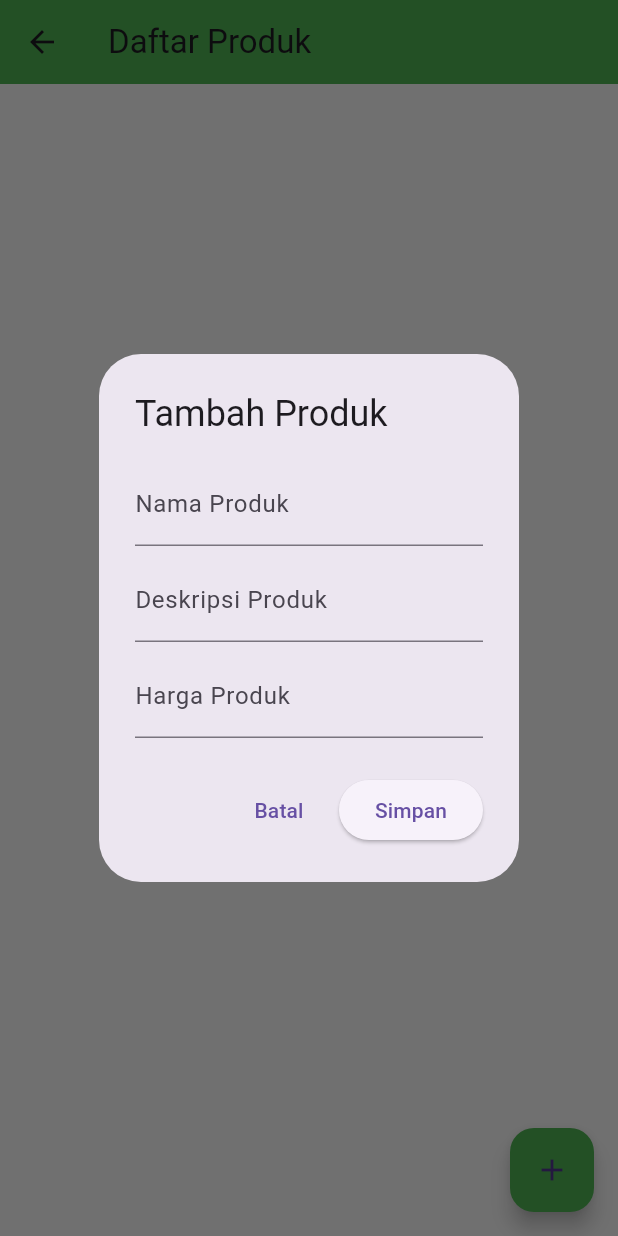
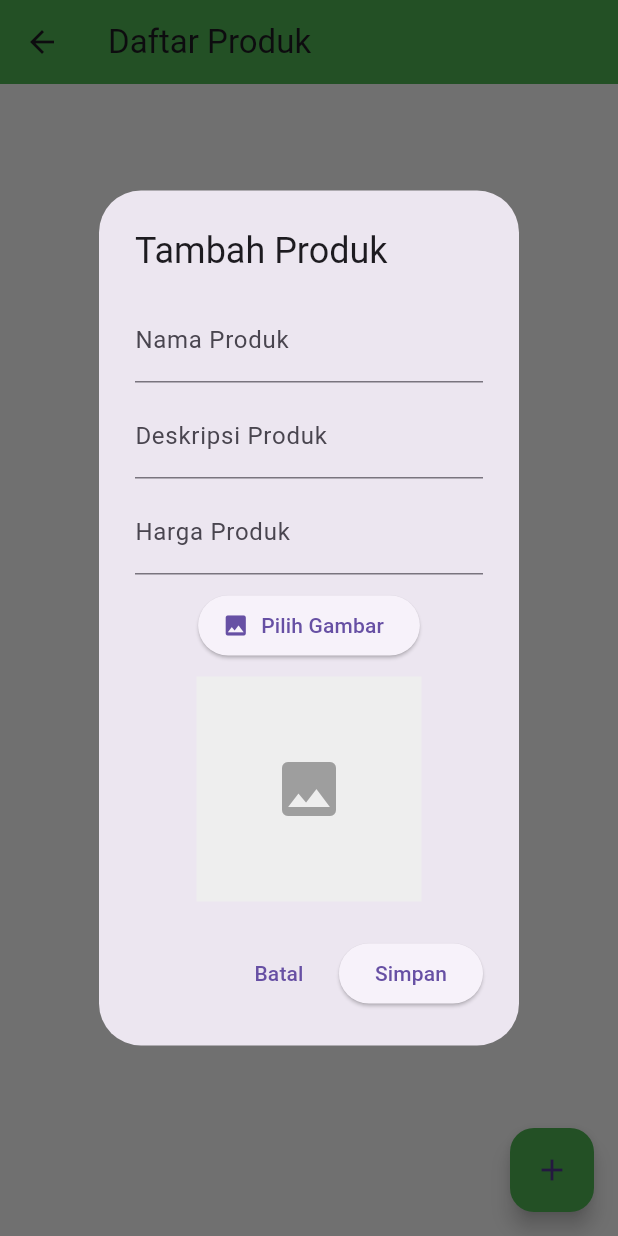
Before and after one commit to Fadils-m/pertemuan10_2306074, a Flutter app: the ProductPage screen opened directly, after a tap on the "add" icon, on a phone screen of 412 x 824 dp. Run offline on Flutter 3.47's test engine with Material 3 defaults, Android fonts, the phone set to English and light mode, and no system bars; our stand-ins replace image_picker, shared_preferences; accounts and stored records are empty.

Commit message:
feat: add upload image feature

```diff
--- a/lib/Models/product_model.dart
+++ b/lib/Models/product_model.dart
@@ -1,14 +1,17 @@
 import 'dart:convert';
-
+// ini sialisasi variable nya
 class ProductModel {
   final String name;
   final String description;
   final double price;
+  final String image;
 
+//constraktornya
   ProductModel({
     required this.name,
     required this.description,
     required this.price,
+    required this.image,
   });
 
   // object to map
@@ -17,6 +20,7 @@ class ProductModel {
       'name': name,
       'description': description,
       'price': price,
+      'image': image,
     };
   }
 
@@ -36,6 +40,7 @@ class ProductModel {
       name: map['name']?.toString() ?? '',
       description: map['description']?.toString() ?? '',
       price: parsedPrice,
+      image: map['image']?.toString() ?? '',
     );
   }
 
--- a/lib/pages/product_page.dart
+++ b/lib/pages/product_page.dart
@@ -3,6 +3,9 @@ import 'package:shared_preferences/shared_preferences.dart';
 import '../Models/product_model.dart';
 import '../widgets/product_card.dart';
 import 'product_detail_page.dart';
+import 'package:image_picker/image_picker.dart';
+import 'dart:convert';
+import 'dart:typed_data';
 
 class ProductPage extends StatefulWidget {
   const ProductPage({super.key});
@@ -12,7 +15,6 @@ class ProductPage extends StatefulWidget {
 }
 
 class _ProductPageState extends State<ProductPage> {
-
   List<ProductModel> products = [];
 
   @override
@@ -21,12 +23,13 @@ class _ProductPageState extends State<ProductPage> {
     loadProducts();
   }
 
-
   Future<void> loadProducts() async {
     final prefs = await SharedPreferences.getInstance();
     final productsList = prefs.getStringList('products') ?? [];
     setState(() {
-      products = productsList.map((item) => ProductModel.fromJson(item)).toList();
+      products = productsList
+          .map((item) => ProductModel.fromJson(item))
+          .toList();
     });
   }
 
@@ -54,15 +57,82 @@ class _ProductPageState extends State<ProductPage> {
     setState(() => products.removeAt(index));
     await saveProducts();
     if (!mounted) return;
-    ScaffoldMessenger.of(context).showSnackBar(
-      const SnackBar(content: Text('Produk berhasil dihapus')),
-    );
+    ScaffoldMessenger.of(
+      context,
+    ).showSnackBar(const SnackBar(content: Text('Produk berhasil dihapus')));
+  }
+
+  Future<String> convertImageToBase64(XFile image) async {
+    Uint8List bytes = await image.readAsBytes();
+    return base64Encode(bytes);
   }
 
   void showForm({ProductModel? product, int? index}) {
-    final nameController = TextEditingController(text: product?.name ?? '');
-    final descriptionController = TextEditingController(text: product?.description ?? '');
-    final priceController = TextEditingController(text: product != null ? product.price.toString() : '');
+    TextEditingController nameController = TextEditingController(
+      text: product?.name ?? '',
+    );
+    TextEditingController descriptionController = TextEditingController(
+      text: product?.description ?? '',
+    );
+    TextEditingController priceController = TextEditingController(
+      text: product != null ? product.price.toString() : '',
+    );
+    TextEditingController imageController = TextEditingController(
+      text: product?.image ?? '',
+    );
+
+    XFile? selectedImage;
+    final ImagePicker picker = ImagePicker();
+
+    //metod untuk memilih gambar dari galeri
+    Future<void> pickImage() async {
+      final XFile? image = await picker.pickImage(source: ImageSource.gallery);
+
+      if (image != null) {
+        setState(() {
+          selectedImage = image;
+          imageController.text = image.path;
+        });
+      }
+    }
+
+    Widget buildPreviewImage() {
+      // jika gambar baru dipilih, maka tampilkan gambar tersebut
+      if (selectedImage != null) {
+        return FutureBuilder<Uint8List>(
+          future: selectedImage!.readAsBytes(),
+          builder: (context, snapshot) {
+            if (!snapshot.hasData) {
+              return const CircularProgressIndicator();
+            }
+
+            return Image.memory(
+              snapshot.data!,
+              width: 150,
+              height: 150,
+              fit: BoxFit.cover,
+            );
+          },
+        );
+      }
+
+      //jika gambar sudah ada di produk, maka tampilkan gambar tersebut
+      if (product?.image.isNotEmpty ?? false) {
+        return Image.memory(
+          base64Decode(product!.image),
+          width: 150,
+          height: 150,
+          fit: BoxFit.cover,
+        );
+      }
+
+      return Container(
+        width: 150,
+        height: 150,
+        color: Colors.grey[200],
+        child: const Icon(Icons.image, size: 48, color: Colors.grey),
+      );
+    }
 
     showDialog(
       context: context,
@@ -72,11 +142,32 @@ class _ProductPageState extends State<ProductPage> {
           content: Column(
             mainAxisSize: MainAxisSize.min,
             children: [
-              TextField(controller: nameController, decoration: const InputDecoration(labelText: 'Nama Produk')),
+              TextField(
+                controller: nameController,
+                decoration: const InputDecoration(labelText: 'Nama Produk'),
+              ),
               const SizedBox(height: 8),
-              TextField(controller: descriptionController, decoration: const InputDecoration(labelText: 'Deskripsi Produk')),
+              TextField(
+                controller: descriptionController,
+                decoration: const InputDecoration(
+                  labelText: 'Deskripsi Produk',
+                ),
+              ),
               const SizedBox(height: 8),
-              TextField(controller: priceController, keyboardType: TextInputType.number, decoration: const InputDecoration(labelText: 'Harga Produk')),
+              TextField(
+                controller: priceController,
+                keyboardType: TextInputType.number,
+                decoration: const InputDecoration(labelText: 'Harga Produk'),
+              ),
+              const SizedBox(height: 10),
+              ElevatedButton.icon(
+                onPressed: () => pickImage(),
+                icon: const Icon(Icons.image),
+                label: const Text('Pilih Gambar'),
+              ),
+              const SizedBox(height: 10),
+              buildPreviewImage(),
+
             ],
           ),
           actions: [
@@ -90,11 +181,20 @@ class _ProductPageState extends State<ProductPage> {
               child: const Text('Batal'),
             ),
             ElevatedButton(
-              onPressed: () {
+              onPressed: () async {
+                String imageBase64 = product?.image ?? '';
+                if (selectedImage !=null){
+                  imageBase64 = await convertImageToBase64(
+                    selectedImage!,
+                    );
+                }
+
+
                 final newProduct = ProductModel(
                   name: nameController.text,
                   description: descriptionController.text,
                   price: double.tryParse(priceController.text) ?? 0.0,
+                  image: imageBase64
                 );
                 if (product == null) {
                   addProduct(newProduct);
@@ -142,10 +242,14 @@ class _ProductPageState extends State<ProductPage> {
                           onTap: () {
                             Navigator.push(
                               context,
-                              MaterialPageRoute(builder: (_) => ProductDetailPage(product: product)),
+                              MaterialPageRoute(
+                                builder: (_) =>
+                                    ProductDetailPage(product: product),
+                              ),
                             );
                           },
-                          onEdit: () => showForm(product: product, index: index),
+                          onEdit: () =>
+                              showForm(product: product, index: index),
                           onDelete: () => deleteProduct(index),
                         );
                       },
--- a/pubspec.yaml
+++ b/pubspec.yaml
@@ -35,6 +35,7 @@ dependencies:
   # The following adds the Cupertino Icons font to your application.
   # Use with the CupertinoIcons class for iOS style icons.
   cupertino_icons: ^1.0.8
+  image_picker: ^1.2.2
 
 dev_dependencies:
   flutter_test:
```
Also changed, not shown: lib/pages/product_detail_page.dart (+10 -0 lines), lib/widgets/product_card.dart (+23 -13 lines), pubspec.lock, 5 other files.
